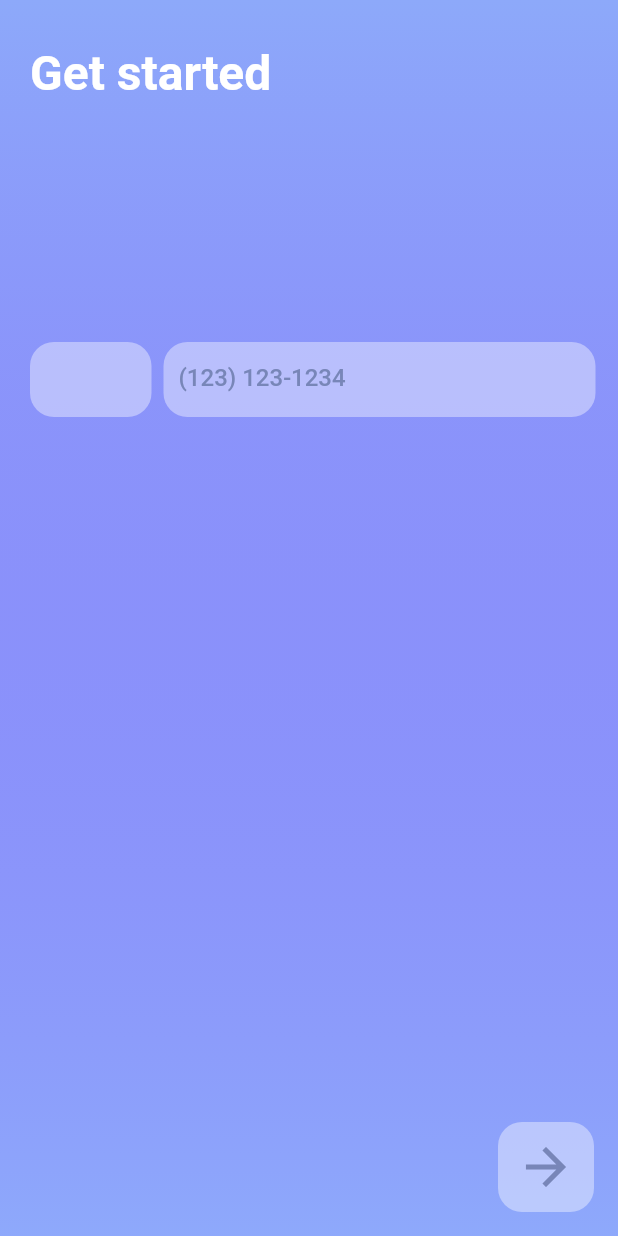
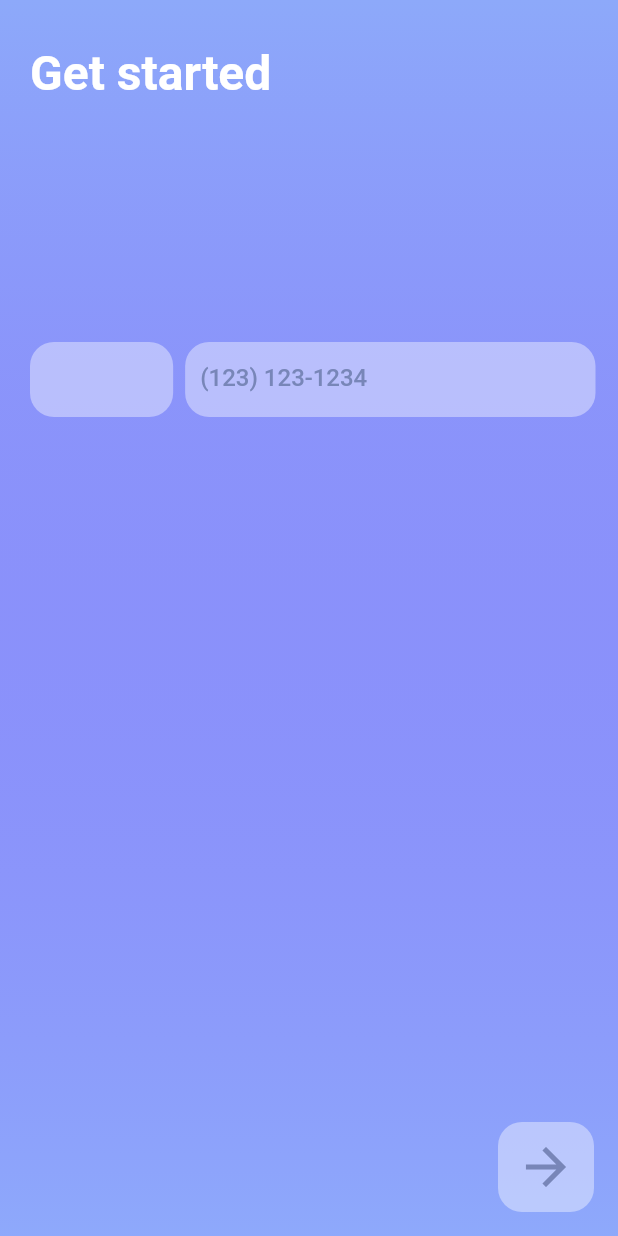
Before and after one commit to OwlDarlyn/flutter-number-input, a Flutter app: the screen it shows after launch, on a phone screen of 412 x 824 dp. Run offline on Flutter 3.47's test engine with Material 2 defaults, Android fonts, the phone set to English and light mode, and no system bars; our stand-ins replace flutter_multi_formatter, modal_bottom_sheet; network calls fail.

Commit message:
Text input formatting

```diff
--- a/lib/screens/get_started_screen.dart
+++ b/lib/screens/get_started_screen.dart
@@ -2,6 +2,7 @@ import 'dart:developer';
 
 import 'package:flutter/material.dart';
 import 'package:flutter/services.dart';
+import 'package:flutter_multi_formatter/flutter_multi_formatter.dart';
 
 import 'package:modal_bottom_sheet/modal_bottom_sheet.dart';
 import 'package:provider/provider.dart';
@@ -26,8 +27,9 @@ class _GetStartedScreenState extends State<GetStartedScreen> {
   void initState() {
     super.initState();
     phoneNumberController.addListener(() {
+      log(phoneNumberController.text.length.toString());
       setState(() {
-        buttonEnable = phoneNumberController.text.length == 10;
+        buttonEnable = phoneNumberController.text.length == 14;
       });
     });
     context.read<Countries>().getCountries();
@@ -39,16 +41,18 @@ class _GetStartedScreenState extends State<GetStartedScreen> {
     return Scaffold(
       floatingActionButton: TextButton(
         style: ButtonStyle(
+            // splashFactory:
+            //     buttonEnable ? InkSplash.splashFactory : NoSplash.splashFactory,
             padding: MaterialStateProperty.all(const EdgeInsets.all(10)),
             elevation: MaterialStateProperty.all(0),
             backgroundColor: MaterialStateProperty.all(
                 buttonEnable ? Colors.white : Colors.white.withOpacity(0.4)),
             shape: MaterialStateProperty.all(RoundedRectangleBorder(
                 borderRadius: BorderRadius.circular(16)))),
-        onPressed: () {},
-        child: const Icon(
+        onPressed: () => buttonEnable ? log(selectedCountry.name) : null,
+        child: Icon(
           Icons.arrow_forward,
-          color: AppColors.iconColor1,
+          color: buttonEnable ? AppColors.iconColor2 : AppColors.iconColor1,
           size: 40,
         ),
       ),
@@ -83,7 +87,7 @@ class _GetStartedScreenState extends State<GetStartedScreen> {
                 child: Container(
                   alignment: Alignment.topCenter,
                   height: 50,
-                  width: 100,
+                  width: 150,
                   margin: const EdgeInsets.only(left: 20),
                   // padding: const EdgeInsets.only(
                   //     left: 5, right: 5, top: 2, bottom: 2),
@@ -112,7 +116,7 @@ class _GetStartedScreenState extends State<GetStartedScreen> {
               ),
               const SizedBox(width: 8),
               Flexible(
-                flex: 6,
+                flex: 5,
                 child: Container(
                   height: 50,
                   margin: const EdgeInsets.only(right: 15),
@@ -125,10 +129,12 @@ class _GetStartedScreenState extends State<GetStartedScreen> {
                     controller: phoneNumberController,
                     keyboardType: TextInputType.number,
                     textInputAction: TextInputAction.done,
+                    autocorrect: false,
                     maxLines: 1,
                     inputFormatters: [
-                      LengthLimitingTextInputFormatter(10),
-                      FilteringTextInputFormatter.allow(RegExp('[0-9]'))
+                      FilteringTextInputFormatter.allow(RegExp(r'[\()\-\0-9]')),
+                      LengthLimitingTextInputFormatter(14),
+                      MaskedInputFormatter("(###) ###-####")
                     ],
                     decoration: const InputDecoration(
                       hintText: '(123) 123-1234',
--- a/pubspec.yaml
+++ b/pubspec.yaml
@@ -33,7 +33,7 @@ dependencies:
   modal_bottom_sheet: ^3.0.0-pre
   http: ^0.13.5
   provider: ^6.0.5
-
+  flutter_multi_formatter: ^2.10.2
 
   # The following adds the Cupertino Icons font to your application.
   # Use with the CupertinoIcons class for iOS style icons.
```
Also changed, not shown: pubspec.lock.
